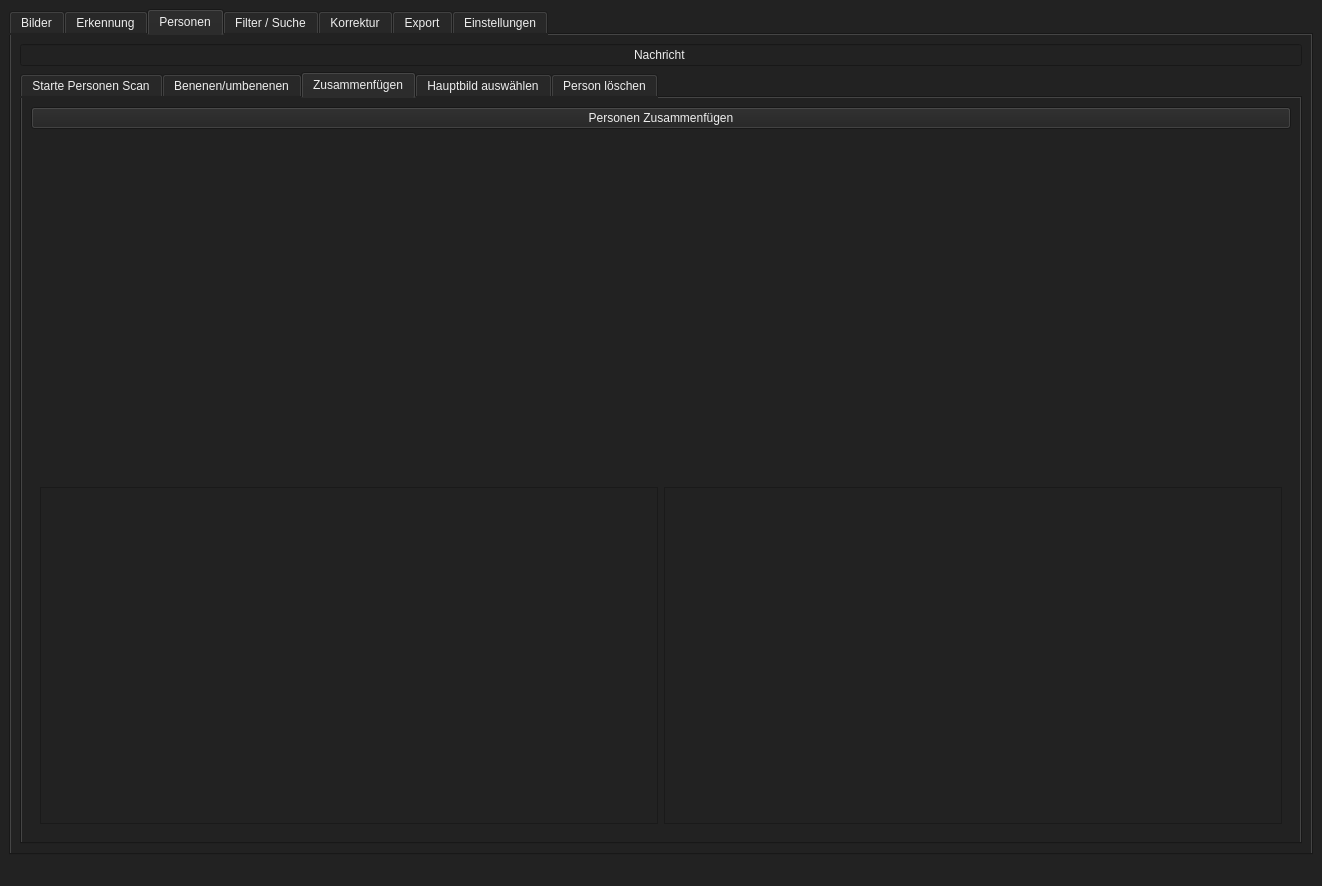
This is QT-Ui/Main.ui in Beginner2026-de/FaceSort as Qt 5 draws it before an edit. The edited form follows.
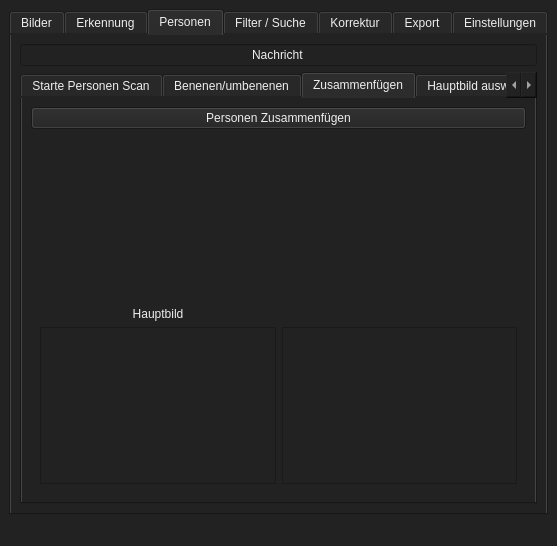
This is the edited form. The open tabs and pages were chosen to show the change.

What changed in the file:
```diff
--- a/QT-Ui/Main.ui
+++ b/QT-Ui/Main.ui
@@ -6,8 +6,8 @@
    <rect>
     <x>0</x>
     <y>0</y>
-    <width>1322</width>
-    <height>886</height>
+    <width>557</width>
+    <height>546</height>
    </rect>
   </property>
   <property name="sizePolicy">
@@ -354,18 +354,22 @@
             <item>
              <widget class="QWidget" name="widget_3" native="true">
               <layout class="QGridLayout" name="gridLayout_2">
-               <item row="2" column="1">
-                <widget class="QListWidget" name="zusamnenfegen_person_eins_bilder"/>
-               </item>
-               <item row="2" column="3">
-                <widget class="QListWidget" name="zusamnenfegen_person_zwei_bilder"/>
-               </item>
                <item row="1" column="3">
                 <widget class="QWidget" name="zusamnenfegen_person_zwei" native="true">
                  <property name="sizePolicy">
-                  <sizepolicy hsizetype="Preferred" vsizetype="Expanding">
-                   <horstretch>0</horstretch>
-                   <verstretch>0</verstretch>
+                  <sizepolicy hsizetype="Expanding" vsizetype="Minimum">
+                   <horstretch>1</horstretch>
+                   <verstretch>1</verstretch>
+                  </sizepolicy>
+                 </property>
+                </widget>
+               </item>
+               <item row="4" column="3">
+                <widget class="QListWidget" name="zusamnenfegen_person_zwei_bilder">
+                 <property name="sizePolicy">
+                  <sizepolicy hsizetype="Expanding" vsizetype="Expanding">
+                   <horstretch>1</horstretch>
+                   <verstretch>1</verstretch>
                   </sizepolicy>
                  </property>
                 </widget>
@@ -373,13 +377,39 @@
                <item row="1" column="1">
                 <widget class="QWidget" name="zusamnenfegen_person_eins" native="true">
                  <property name="sizePolicy">
-                  <sizepolicy hsizetype="Preferred" vsizetype="Expanding">
-                   <horstretch>0</horstretch>
-                   <verstretch>0</verstretch>
+                  <sizepolicy hsizetype="Expanding" vsizetype="Expanding">
+                   <horstretch>1</horstretch>
+                   <verstretch>1</verstretch>
                   </sizepolicy>
                  </property>
                 </widget>
                </item>
+               <item row="4" column="1">
+                <widget class="QListWidget" name="zusamnenfegen_person_eins_bilder">
+                 <property name="sizePolicy">
+                  <sizepolicy hsizetype="Expanding" vsizetype="Expanding">
+                   <horstretch>1</horstretch>
+                   <verstretch>1</verstretch>
+                  </sizepolicy>
+                 </property>
+                 <property name="itemAlignment">
+                  <set>Qt::AlignmentFlag::AlignCenter</set>
+                 </property>
+                </widget>
+               </item>
+               <item row="3" column="1">
+                <widget class="QLabel" name="label_3">
+                 <property name="layoutDirection">
+                  <enum>Qt::LayoutDirection::LeftToRight</enum>
+                 </property>
+                 <property name="text">
+                  <string>Hauptbild</string>
+                 </property>
+                 <property name="alignment">
+                  <set>Qt::AlignmentFlag::AlignCenter</set>
+                 </property>
+                </widget>
+               </item>
               </layout>
              </widget>
             </item>
```
Left out of the diff: 56 changed lines with no effect on the pictures.
